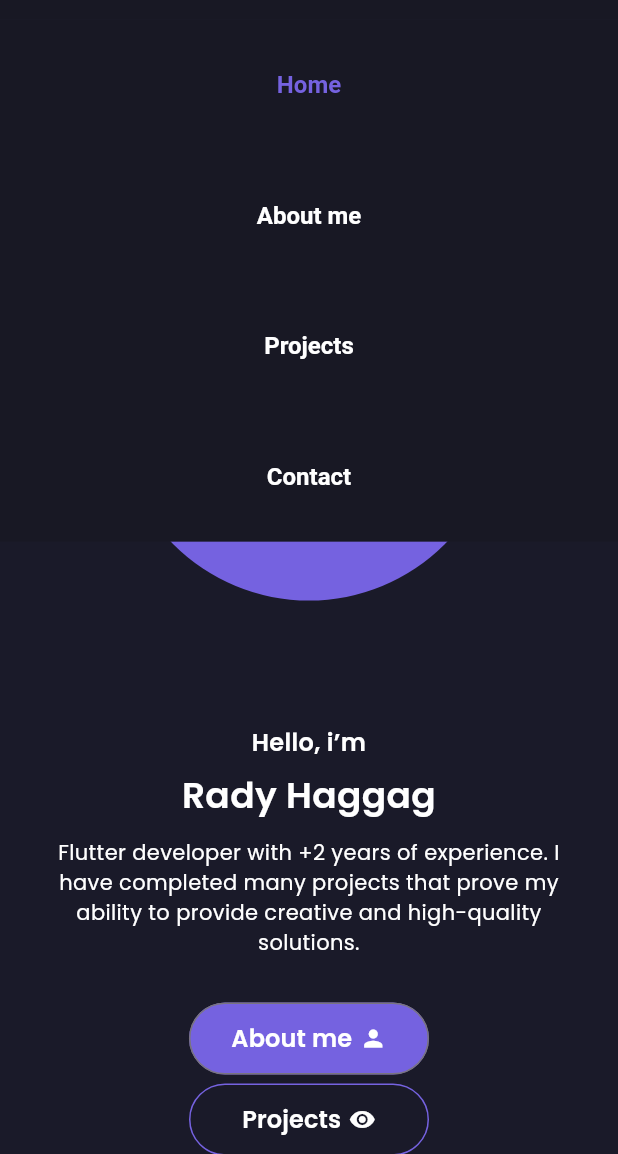
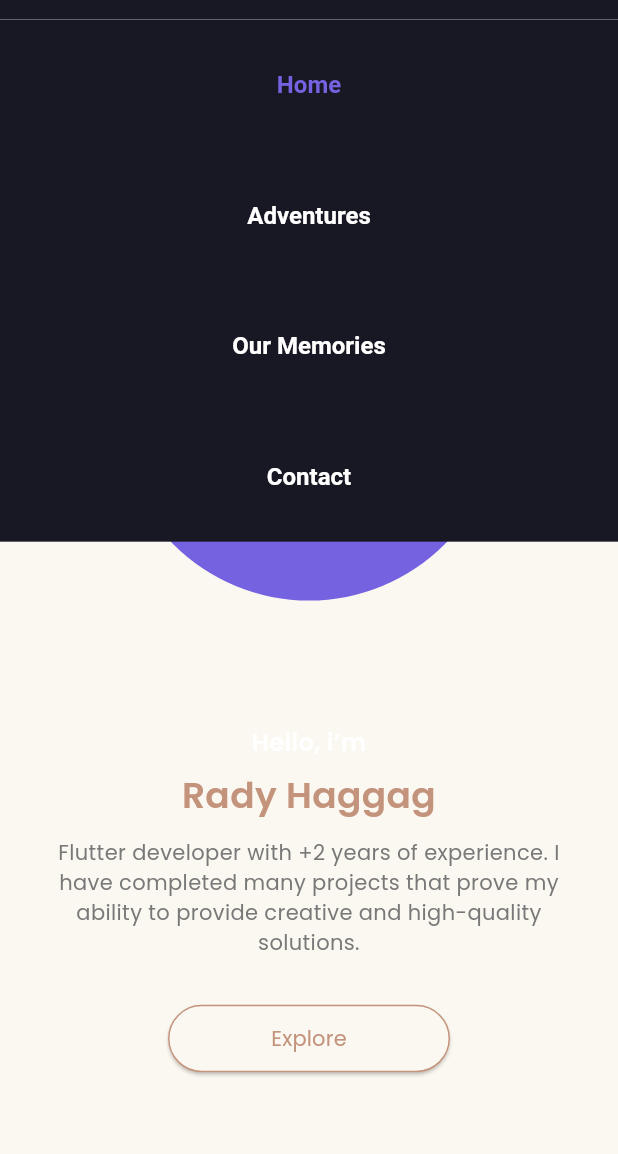
Before and after one commit to Koredeee/AnniversaryWish, a Flutter app: the screen it shows after launch, after a tap on the "menu" icon, on a phone screen of 412 x 824 dp, the part 82-1236 px from its top. Run offline on Flutter 3.47's test engine with Material 3 defaults, Android fonts, the phone set to English and light mode, and no system bars; drawn by our look-alikes of auto_size_text; our stand-ins replace cached_network_image, equatable, flutter_bloc, flutter_svg, font_awesome_flutter; missing offline and left inert: universal_html.

Commit message:
Setup Memories section and set Adventures section position

```diff
--- a/lib/core/utils/app_colors.dart
+++ b/lib/core/utils/app_colors.dart
@@ -7,7 +7,9 @@
   static Color primaryColor = const Color(0xff7562E0);
   static Color secondaryColor = const Color(0xff282162);
   static Color darkColor = const Color(0xff000036);
-  static Color scaffoldColor = const Color(0xff1A1A29);
+  static Color scaffoldColor = const Color(0xffFBF8F1);
   static Color appBarColor = const Color(0xff181824);
   static Color primaryLight = const Color(0xff31313F);
+  static Color subHeaderTextColor = const Color(0xff787878);
+  static Color headerTextColor = const Color(0xffC3937C);
 }
--- a/lib/core/utils/app_constants.dart
+++ b/lib/core/utils/app_constants.dart
@@ -24,11 +24,13 @@
           'I can collect content and data from the internet then manipulate and analyze as needed.',
     ),
   ];
+
+  static const _basePath = 'assets/images';
+
   static const List<Project> projects = [
     Project(
       name: 'Live score',
-      imageUrl:
-          'https://drive.google.com/uc?id=1ITN6reINiIaM-6j3QqxrwtvADZgLNvwB',
+      imageUrl: '$_basePath/gallery_1.jpg',
       description:
           'A football application to display all related matches and rankings in all international and local tournaments',
       githubRepoLink: 'https://github.com/radyhaggag/live_score',
@@ -36,8 +38,7 @@
     ),
     Project(
       name: 'Instagram clone',
-      imageUrl:
-          'https://drive.google.com/uc?id=1qNFCNYdUo7o36ythQtjaSrv7L0NV_Vnv',
+      imageUrl: '$_basePath/gallery_2.jpg',
       description:
           'Social media application for share posts and stories with people, One-to-one chat, Share reels videos',
       githubRepoLink:
@@ -46,8 +47,7 @@
     ),
     Project(
       name: 'TikTok Downloader',
-      imageUrl:
-          'https://drive.google.com/uc?id=1SypuIPVdokg0O4DYoYdswRowlIJAGgIq',
+      imageUrl: '$_basePath/gallery_3.jpg',
       description:
           'An application for download videos from tiktok and save it to gallery.',
       githubRepoLink: 'https://github.com/radyhaggag/tiktok_downloader',
@@ -55,8 +55,7 @@
     ),
     Project(
       name: 'Bookly',
-      imageUrl:
-          'https://drive.google.com/uc?id=1yQtoq-wjVejWPXRI7gzGMXPUZrRob8kY',
+      imageUrl: '$_basePath/gallery_4.jpg',
       description: 'An application to explore books and view their details.',
       githubRepoLink:
           'https://github.com/radyhaggag/bookly_app_with_mvvm_and_bloc',
@@ -64,8 +63,7 @@
     ),
     Project(
       name: 'Image processing',
-      imageUrl:
-          'https://drive.google.com/uc?id=1hd7U3HgoDqXEi9eDKYjrY9iqlWa6qt8E',
+      imageUrl: '$_basePath/gallery_5.jpg',
       description:
           'An Desktop program for process images and apply some filters to them.',
       githubRepoLink:
@@ -74,31 +72,12 @@
     ),
     Project(
       name: 'Salat al janazah',
-      imageUrl:
-          'https://drive.google.com/uc?id=1UpCGckOS46GdTuHU4wuj7Abo_97gxe_E',
+      imageUrl: '$_basePath/gallery_6.jpg',
       description:
           'An application for add janazah prayer and view the prayers for nearby people',
       googlePlay:
           'https://play.google.com/store/apps/details?id=com.SJY.salataljanaza',
       previewLink: 'https://youtu.be/wK9Y9BhP190',
     ),
-    Project(
-      name: 'Ghaslah',
-      imageUrl:
-          'https://drive.google.com/uc?id=1ed4H2-cH6yk_kVkDdxOLcUkgP1xpuo72',
-      description:
-          'An application for add wash cars reservation with location in map and the picker will come to wash the cars',
-      previewLink: 'https://youtu.be/gkeRSAfCZaI',
-    ),
-    Project(
-      name: 'Zawilan',
-      imageUrl:
-          'https://drive.google.com/uc?id=1ElTwguynMLqhS295-IE7bTTabsZGZp8s',
-      description:
-          'Zwailan is an education app based on units and sections system, you start by sign up on app and wait until the teacher accept your join request.',
-      previewLink: 'https://youtu.be/g92W-SmfkKc',
-      googlePlay:
-          'https://play.google.com/store/apps/details?id=com.radyhaggag.zawilan',
-    ),
   ];
 }
--- a/lib/core/utils/app_extensions.dart
+++ b/lib/core/utils/app_extensions.dart
@@ -8,9 +8,9 @@
       case AppBarHeaders.home:
         return 'Home';
       case AppBarHeaders.aboutMe:
-        return 'About me';
+        return 'Adventures';
       case AppBarHeaders.projects:
-        return 'Projects';
+        return 'Our Memories';
       case AppBarHeaders.contact:
         return 'Contact';
     }
--- a/lib/core/utils/app_styles.dart
+++ b/lib/core/utils/app_styles.dart
@@ -4,12 +4,12 @@
 
 abstract class AppStyles {
   static TextStyle s52 = TextStyle(
-    color: AppColors.white,
+    color: AppColors.headerTextColor,
     fontSize: 52,
     fontWeight: FontWeight.w600,
   );
   static TextStyle s32 = TextStyle(
-    color: AppColors.primaryColor,
+    color: AppColors.headerTextColor,
     fontSize: 32,
     fontWeight: FontWeight.w600,
   );
@@ -19,12 +19,12 @@
     fontWeight: FontWeight.w600,
   );
   static TextStyle s24 = TextStyle(
-    color: AppColors.white,
+    color: AppColors.headerTextColor,
     fontSize: 24,
     fontWeight: FontWeight.w600,
   );
   static TextStyle s18 = TextStyle(
-    color: AppColors.white,
+    color: AppColors.subHeaderTextColor,
     fontSize: 18,
     fontWeight: FontWeight.w500,
   );
@@ -40,7 +40,7 @@
     fontWeight: FontWeight.w600,
   );
   static TextStyle s14 = TextStyle(
-    color: AppColors.white,
+    color: AppColors.subHeaderTextColor,
     fontSize: 14,
     fontWeight: FontWeight.w500,
   );
--- a/lib/presentation/widgets/body/about_me/about_me_section.dart
+++ b/lib/presentation/widgets/body/about_me/about_me_section.dart
@@ -1,12 +1,8 @@
 import 'package:flutter/material.dart';
-
-import '../../../../core/utils/app_colors.dart';
+import 'package:portfolio/core/utils/app_enums.dart';
+import 'package:portfolio/presentation/widgets/body/intro/intro_circle_image_box.dart';
+import 'package:portfolio/presentation/widgets/body/intro/intro_text.dart';
 import '../../../../core/utils/app_extensions.dart';
-import '../../../../core/widgets/custom_divider.dart';
-import 'about_me_intro.dart';
-import 'basic_services_grid.dart';
-import 'detailed_services_section.dart';
-import 'experience_info.dart';
 
 class AboutMeSection extends StatelessWidget {
   const AboutMeSection({super.key});
@@ -14,27 +10,25 @@
   @override
   Widget build(BuildContext context) {
     return Padding(
-      padding: const EdgeInsets.only(bottom: 80),
-      child: Column(
-        crossAxisAlignment: CrossAxisAlignment.start,
-        children: [
-          const AboutMeIntro(),
-          const SizedBox(height: 8),
-          Center(
-            child: CustomDivider(
-              color: AppColors.white,
-              width: context.width / 4,
-              height: 2,
+      padding: EdgeInsets.symmetric(vertical: context.height * .12),
+      child: context.width < DeviceType.mobile.getMaxWidth()
+          ? const Column(
+              crossAxisAlignment: CrossAxisAlignment.center,
+              mainAxisAlignment: MainAxisAlignment.center,
+              children: [
+                IntroCircleImageBox(),
+                SizedBox(height: 50),
+                IntroText(),
+              ],
+            )
+          : const Row(
+              mainAxisAlignment: MainAxisAlignment.spaceBetween,
+              crossAxisAlignment: CrossAxisAlignment.center,
+              children: [
+                IntroCircleImageBox(),
+                IntroText(),
+              ],
             ),
-          ),
-          const SizedBox(height: 8),
-          const ExperienceInfo(),
-          const SizedBox(height: 58),
-          const BasicServicesGrid(),
-          const SizedBox(height: 80),
-          const DetailedServicesSection(),
-        ],
-      ),
     );
   }
 }
--- a/lib/presentation/widgets/body/intro/intro_actions.dart
+++ b/lib/presentation/widgets/body/intro/intro_actions.dart
@@ -13,28 +13,31 @@
   @override
   Widget build(BuildContext context) {
     List<Widget> actions = [
-      CustomButton(
-        label: AppBarHeaders.aboutMe.getString(),
-        icon: Icons.person,
-        backgroundColor: AppColors.primaryColor,
+      ElevatedButton(
         onPressed: () {
           context.read<HomeBloc>().add(ChangeAppBarHeadersIndex(1));
         },
-        width: 160,
+        style: ElevatedButton.styleFrom(
+          primary: AppColors.scaffoldColor, // Background color
+          onPrimary: AppColors.headerTextColor, // Text color
+          side: BorderSide(color: AppColors.headerTextColor), // Border color
+        ),
+        child: Container(
+          width: 140,
+          height: 45,
+          child: Center(
+            child: Text(
+              "Explore",
+              style: TextStyle(color: AppColors.headerTextColor),
+            ),
+          ),
+        ),
       ),
       context.width < DeviceType.ipad.getMaxWidth()
           ? const SizedBox(height: 6)
           : const SizedBox(width: 32),
-      CustomButton(
-        label: AppBarHeaders.projects.getString(),
-        icon: Icons.remove_red_eye,
-        borderColor: AppColors.primaryColor,
-        onPressed: () {
-          context.read<HomeBloc>().add(ChangeAppBarHeadersIndex(2));
-        },
-        width: 160,
-      ),
     ];
+
     return context.width < DeviceType.ipad.getMaxWidth()
         ? Column(
             crossAxisAlignment: CrossAxisAlignment.start,
--- a/lib/presentation/widgets/body/projects/project_image.dart
+++ b/lib/presentation/widgets/body/projects/project_image.dart
@@ -12,11 +12,11 @@
     return Flexible(
       flex: 2,
       fit: FlexFit.tight,
-      child: CachedNetworkImage(
-        imageUrl: imageUrl,
+      child: Image.asset(
+        imageUrl, // Replace with the actual path to your local image
         width: double.infinity,
         fit: BoxFit.cover,
-        errorWidget: (context, url, error) {
+        errorBuilder: (context, error, stackTrace) {
           return Icon(
             Icons.error,
             color: AppColors.darkColor,
--- a/lib/presentation/widgets/body/projects/project_item.dart
+++ b/lib/presentation/widgets/body/projects/project_item.dart
@@ -14,35 +14,25 @@
   @override
   Widget build(BuildContext context) {
     return Container(
-      padding: const EdgeInsets.all(16),
+      margin: EdgeInsets.all(12),
       decoration: BoxDecoration(
-        borderRadius: BorderRadius.circular(8),
-        color: AppColors.primaryLight,
+        borderRadius: BorderRadius.circular(20),
+        color: AppColors.scaffoldColor,
+        border: Border.all(
+          color: AppColors.headerTextColor, // Set the border color here
+          width: 4, // Set the border width
+        ),
       ),
-      child: Column(
-        crossAxisAlignment: CrossAxisAlignment.start,
-        children: [
-          ProjectImage(imageUrl: project.imageUrl),
-          const SizedBox(height: 16),
-          FittedBox(
-            child: Text(
-              project.name,
-              style: AppStyles.s24.copyWith(color: AppColors.primaryColor),
-            ),
-          ),
-          const SizedBox(height: 8),
-          Expanded(
-            child: AutoSizeText(
-              project.description,
-              style: AppStyles.s18,
-              minFontSize: 12,
-              maxLines: 4,
-            ),
-          ),
-          const SizedBox(height: 8),
-          // if (project.previewLink != null || project.githubRepoLink != null)
-          ProjectActions(project: project)
-        ],
+      child: ClipRRect(
+        // ClipRRect to clip the image to the rounded corners
+        borderRadius: BorderRadius.circular(20),
+        child: Column(
+          crossAxisAlignment: CrossAxisAlignment.start,
+          children: [
+            ProjectImage(imageUrl: project.imageUrl),
+            // if (project.previewLink != null || project.githubRepoLink != null)
+          ],
+        ),
       ),
     );
   }
```
Also changed, not shown: assets/images/IMG_2288.jpg (added), assets/images/gallery_1.jpg (added), assets/images/gallery_2.jpg (added), assets/images/gallery_3.jpg (added), assets/images/gallery_4.jpg (added), assets/images/gallery_5.JPG (added), 1 other file.
